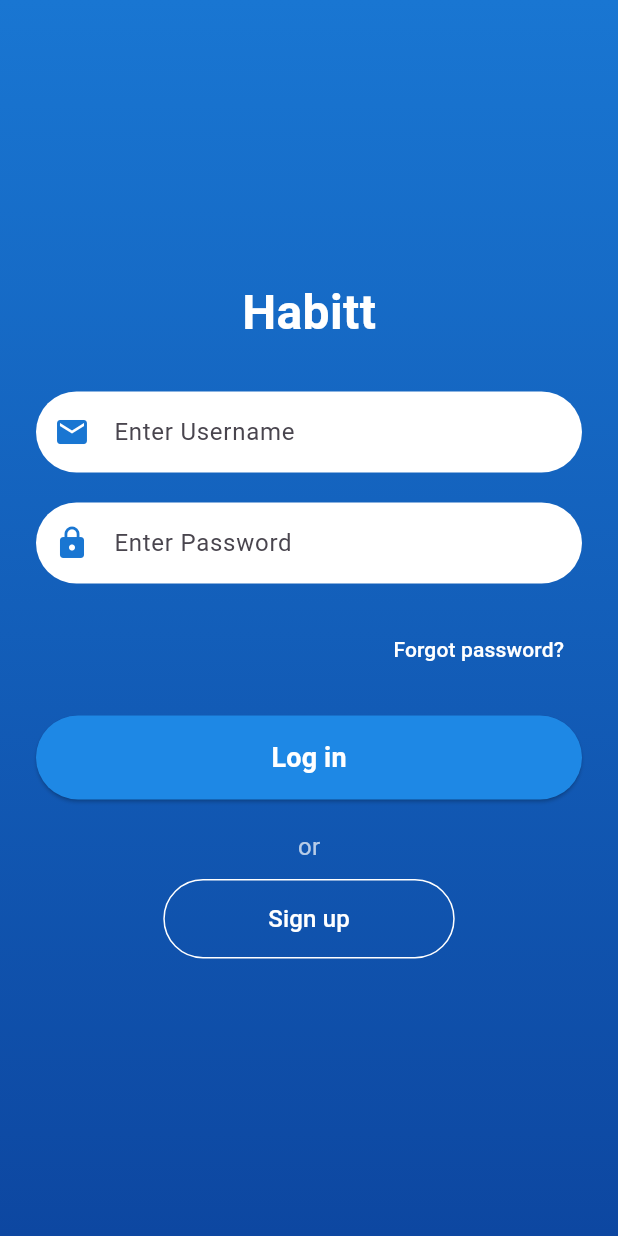
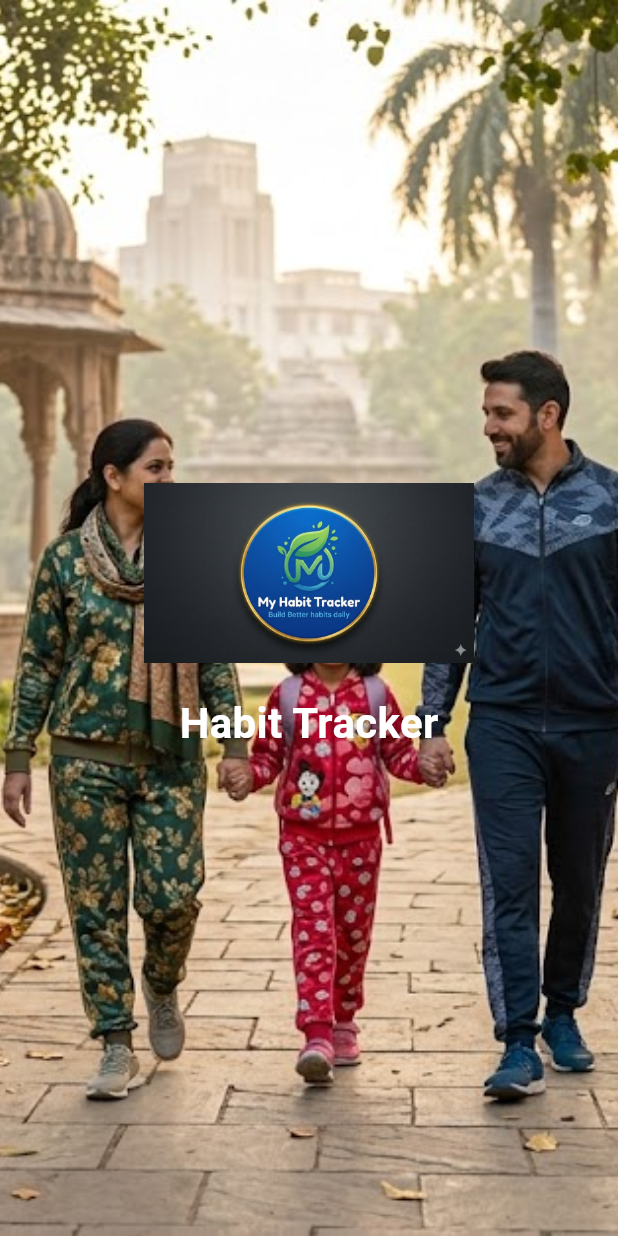
Before and after one commit to siddhipra2804-a11y/habit_tracker, a Flutter app: the screen it shows after launch, on a phone screen of 412 x 824 dp. Run offline on Flutter 3.47's test engine with Material 3 defaults, Android fonts, the phone set to English and light mode, and no system bars; our stand-ins replace go_router.

Commit message:
Layout: Created assets directory and registered paths in pubspec

```diff
--- a/lib/login_screen.dart
+++ b/lib/login_screen.dart
@@ -1,152 +1,45 @@
 import 'package:flutter/material.dart';
 
-import 'register_screen.dart';
-
-class LoginScreen extends StatefulWidget {
+class LoginScreen extends StatelessWidget {
   const LoginScreen({super.key});
-
-  @override
-  _LoginScreenState createState() => _LoginScreenState();
-}
-
-class _LoginScreenState extends State<LoginScreen> {
-  final _usernameController = TextEditingController();
-  final _passwordController = TextEditingController();
-
-  // Default credentials
-  final String defaultUsername = 'testuser';
-  final String defaultPassword = 'password123';
-
-  void _login() {
-    // The login logic goes here
-    print("login logic here");
-  }
 
   @override
   Widget build(BuildContext context) {
     return Scaffold(
-      body: Container(
-        decoration: BoxDecoration(
-          gradient: LinearGradient(
-            colors: [Colors.blue.shade700, Colors.blue.shade900],
-            begin: Alignment.topCenter,
-            end: Alignment.bottomCenter,
+      body: Stack(
+        children: [
+          // Background Image
+          Container(
+            decoration: const BoxDecoration(
+              image: DecorationImage(
+                image: AssetImage('assets/images/login_bg.jpg'),
+                fit: BoxFit.cover,
+              ),
+            ),
           ),
-        ),
-        child: Center(
-          child: SingleChildScrollView(
-            padding: const EdgeInsets.all(24.0),
+          // Content
+          Center(
             child: Column(
               mainAxisAlignment: MainAxisAlignment.center,
               children: [
-                const Text(
-                  'Habitt',
-                  style: TextStyle(
-                    fontSize: 32,
-                    fontWeight: FontWeight.bold,
-                    color: Colors.white,
-                  ),
-                ),
-                const SizedBox(height: 30),
-                Container(
-                  decoration: BoxDecoration(
-                    color: Colors.white,
-                    borderRadius: BorderRadius.circular(30),
-                  ),
-                  child: TextField(
-                    controller: _usernameController,
-                    decoration: InputDecoration(
-                      prefixIcon:
-                          Icon(Icons.email, color: Colors.blue.shade700),
-                      hintText: 'Enter Username',
-                      border: InputBorder.none,
-                      contentPadding: const EdgeInsets.symmetric(
-                          horizontal: 20, vertical: 15),
-                    ),
-                  ),
-                ),
-                const SizedBox(height: 20),
-                Container(
-                  decoration: BoxDecoration(
-                    color: Colors.white,
-                    borderRadius: BorderRadius.circular(30),
-                  ),
-                  child: TextField(
-                    controller: _passwordController,
-                    obscureText: true,
-                    decoration: InputDecoration(
-                      prefixIcon: Icon(Icons.lock, color: Colors.blue.shade700),
-                      hintText: 'Enter Password',
-                      border: InputBorder.none,
-                      contentPadding: const EdgeInsets.symmetric(
-                          horizontal: 20, vertical: 15),
-                    ),
-                  ),
-                ),
-                const SizedBox(height: 20),
-                Align(
-                  alignment: Alignment.centerRight,
-                  child: TextButton(
-                    onPressed: () {
-                      // Logic for forgot password can be added here
-                    },
-                    child: const Text(
-                      'Forgot password?',
-                      style: TextStyle(color: Colors.white),
-                    ),
-                  ),
-                ),
-                const SizedBox(height: 20),
-                ElevatedButton(
-                  onPressed: _login,
-                  style: ElevatedButton.styleFrom(
-                    backgroundColor: Colors.blue.shade600,
-                    shape: RoundedRectangleBorder(
-                      borderRadius: BorderRadius.circular(30.0),
-                    ),
-                    padding: const EdgeInsets.symmetric(
-                        horizontal: 80, vertical: 15),
-                  ),
-                  child: const Text(
-                    'Log in',
-                    style: TextStyle(
-                      fontSize: 18,
-                      color: Colors.white,
-                      fontWeight: FontWeight.bold,
-                    ),
-                  ),
+                Image.asset(
+                  'assets/icons/logo.png',
+                  height: 120,
                 ),
                 const SizedBox(height: 20),
                 const Text(
-                  'or',
-                  style: TextStyle(color: Colors.white70),
-                ),
-                const SizedBox(height: 10),
-                OutlinedButton(
-                  onPressed: () {
-                    Navigator.push(
-                      context,
-                      MaterialPageRoute(
-                          builder: (context) => const RegisterScreen()),
-                    );
-                  },
-                  style: OutlinedButton.styleFrom(
-                    side: const BorderSide(color: Colors.white),
-                    shape: RoundedRectangleBorder(
-                      borderRadius: BorderRadius.circular(30.0),
-                    ),
-                    padding: const EdgeInsets.symmetric(
-                        horizontal: 70, vertical: 15),
-                  ),
-                  child: const Text(
-                    'Sign up',
-                    style: TextStyle(color: Colors.white, fontSize: 16),
+                  "Habit Tracker",
+                  style: TextStyle(
+                    fontSize: 28,
+                    fontWeight: FontWeight.bold,
+                    color: Colors.white
                   ),
                 ),
+                // Add your TextFields and Buttons here...
               ],
             ),
           ),
-        ),
+        ],
       ),
     );
   }
--- a/pubspec.yaml
+++ b/pubspec.yaml
@@ -63,6 +63,9 @@ flutter:
   # included with your application, so that you can use the icons in
   # the material Icons class.
   uses-material-design: true
+  assets:
+    - assets/images/
+    - assets/icons/
 
   # To add assets to your application, add an assets section, like this:
   # assets:
```
Also changed, not shown: assets/icons/logo.png (added), assets/images/login_bg.jpg (added).
